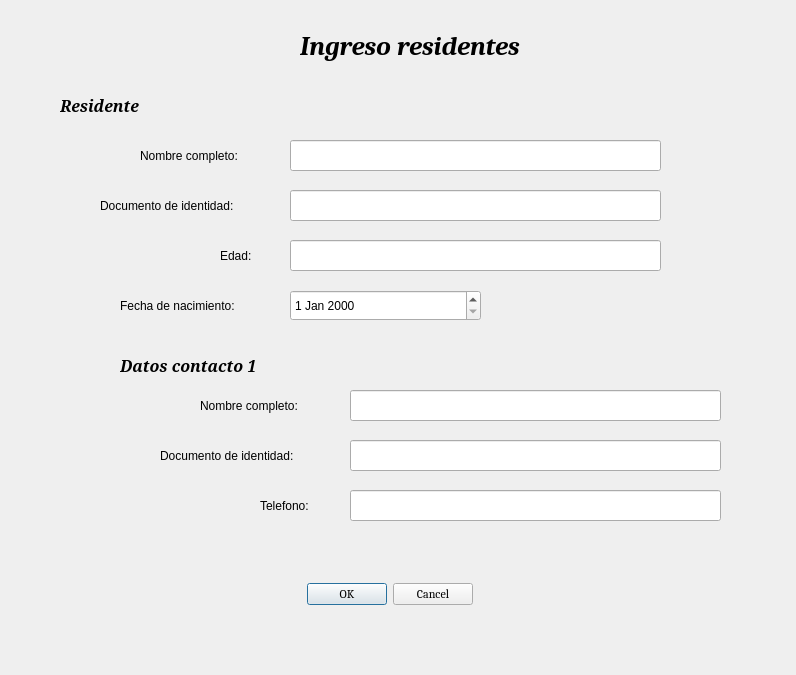
The window that interfaces/agregar_residente.ui (manumoralesv/Trabajo-final) describes before a commit, drawn with Qt 5.
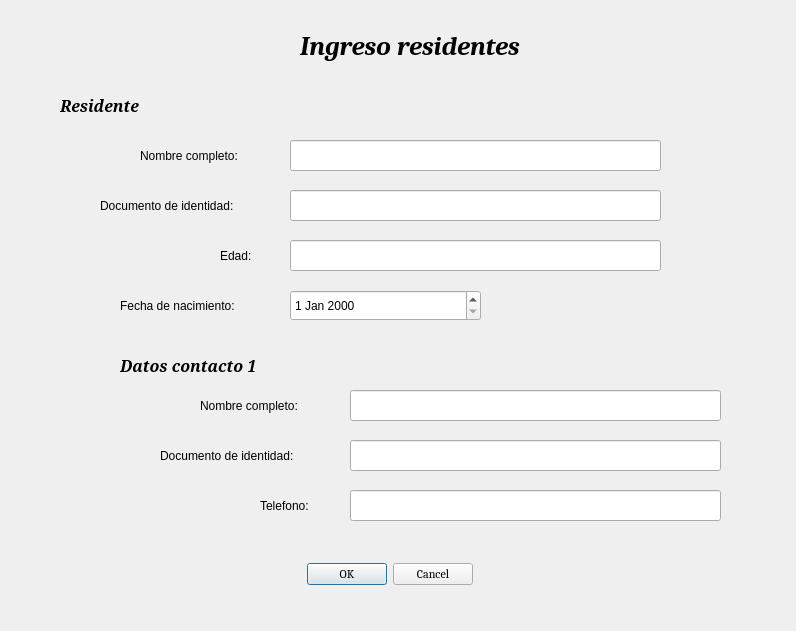
The same window after the commit.

Diff of the .ui file:
```diff
--- a/interfaces/agregar_residente.ui
+++ b/interfaces/agregar_residente.ui
@@ -7,7 +7,7 @@
     <x>0</x>
     <y>0</y>
     <width>796</width>
-    <height>675</height>
+    <height>631</height>
    </rect>
   </property>
   <property name="windowTitle">
@@ -297,7 +297,7 @@
    <property name="geometry">
     <rect>
      <x>280</x>
-     <y>580</y>
+     <y>560</y>
      <width>193</width>
      <height>28</height>
     </rect>
```
Left out of the diff: 6 changed lines with no effect on the pictures.
